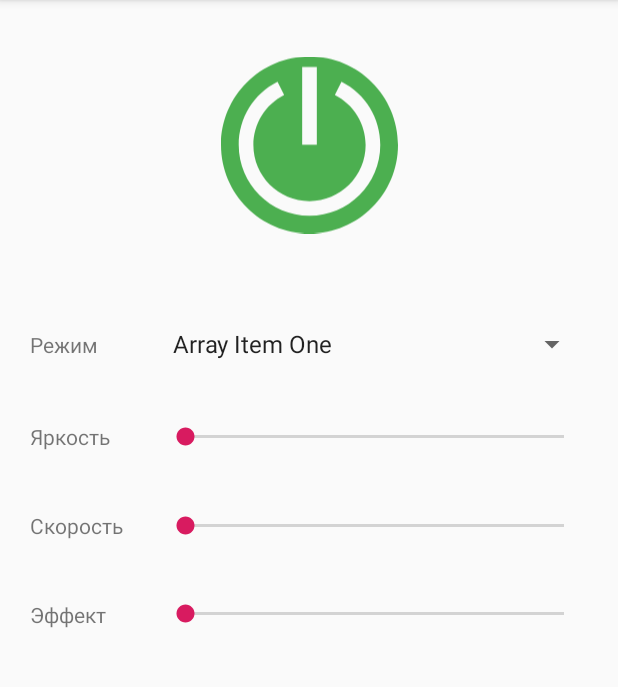
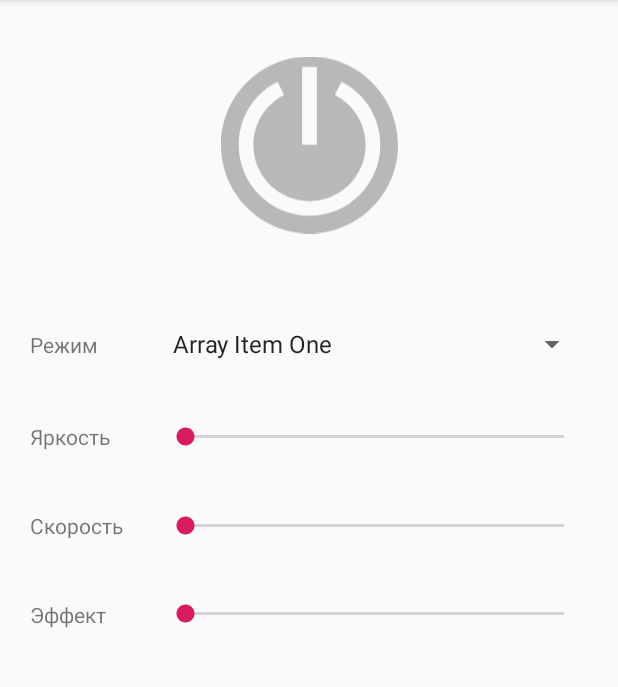
Before and after one commit to ifgesha/LavaLamp, an Android app: the screen it shows after launch (MainActivity), after a tap on an icon or button, on a phone screen of 412 x 824 dp, the part 84-771 px from its top. Run offline under Robolectric (Android 15) with nearby library versions, the phone set to English and light mode, and no system bars.

```diff
--- a/app/src/main/java/com/mirk/gyverlamp/AppCallback.java
+++ /dev/null
@@ -1,5 +0,0 @@
-package com.mirk.gyverlamp;
-
-public interface AppCallback {
-    public void dataHandler(String str);
-}
--- a/app/src/main/java/com/mirk/gyverlamp/MainActivity.java
+++ b/app/src/main/java/com/mirk/gyverlamp/MainActivity.java
@@ -1,34 +1,55 @@
 package com.mirk.gyverlamp;
 
+import android.content.Context;
 import android.content.Intent;
+import android.content.SharedPreferences;
 import android.graphics.drawable.ColorDrawable;
+import android.os.AsyncTask;
 import android.os.Bundle;
 
 import androidx.appcompat.app.AppCompatActivity;
 import androidx.appcompat.widget.Toolbar;
 
-import android.os.Message;
+import android.provider.Settings;
 import android.util.Log;
-import android.view.View;
+import android.view.Gravity;
 import android.view.Menu;
 import android.view.MenuItem;
+import android.view.View;
 import android.widget.ImageButton;
+import android.widget.Toast;
+
+import java.io.IOException;
+import java.net.DatagramPacket;
+import java.net.DatagramSocket;
+import java.net.InetAddress;
+import java.net.SocketException;
+import java.net.UnknownHostException;
+
+import static java.lang.Integer.parseInt;
 
 
-public class MainActivity extends AppCompatActivity  implements AppCallback{
+public class MainActivity extends AppCompatActivity {
 
 
     public boolean connectTitle = false;
-    public boolean powerOn = false;
+    public int power = 0;
+    public int mode = 1;
+    public int brightness = 50;
+    public int speed = 1;
+    public int scale = 1;
 
-    private int SoTimeout = 10000;
-    private int responseSize = 80000;
 
+    public InetAddress lampIp = null;
+    public int lampPort = 0;
+    public int soccetTimeout = 3000;
+    public int responseSize = 8000;
 
     ImageButton imageButton;
 
-    UDP_Client udpClient;
 
+
+    private SharedPreferences lampSettings;
 
     @Override
     protected void onCreate(Bundle savedInstanceState) {
@@ -38,45 +59,93 @@ public class MainActivity extends AppCompatActivity  implements AppCallback{
         setSupportActionBar(toolbar);
 
 
-
-
-        udpClient = new UDP_Client(this);
-        udpClient.setIpPort("192.168.0.104", 8888);
-
-        // Получим текущее состояние
-        udpClient.sendCommand("GET", true);
-        new Thread(udpClient).start();
+        // Получить ip адрес и порт
+        lampSettings = getSharedPreferences("Settings", Context.MODE_PRIVATE);
+        try {
+            lampIp = InetAddress.getByName(lampSettings.getString("lampIp", null));
+        } catch (UnknownHostException e) {
+            e.printStackTrace();
+        }
+        lampPort = lampSettings.getInt("lampPort", 0);
+        Log.i("lampSettings", "ip="+ lampIp.toString() + " port="+lampPort);
 
 
 
-        // Включение лампы
+         // Проверить сокдинение с лампой при запуске приложения
+        new TaskUDP().execute("GET", "need_response");
+
+
+       // Toast.makeText(this,"Не настроен IP / порт", Toast.LENGTH_LONG).show();
+
+        // Включение/Включение лампы
         imageButton = findViewById(R.id.buttonPower);
-
         imageButton.setOnClickListener(new View.OnClickListener()
         {
             public void onClick(View v)
             {
 
                 Log.i("lamp", "Click ");
+                // меняем изображение на кнопке
+                if (power == 1){
+                    new TaskUDP().execute("P_OFF", "need_response");
+                } else {
+                    new TaskUDP().execute("P_ON", "need_response");
+                }
 
-                // меняем изображение на кнопке
-                if (powerOn){
-                    imageButton.setColorFilter( getResources().getColor(R.color.colorNoConnect));
-                    udpClient.sendCommand("P_OFF");
-                    new Thread(udpClient).start();
-                } else {
-                    imageButton.setColorFilter(getResources().getColor(R.color.colorPowerOn));
-                    udpClient.sendCommand("P_ON");
-                    new Thread(udpClient).start();
-                }
-                powerOn = !powerOn;
             }
         });
 
 
+
     }
 
+    // Обновить интерфейс
+    public void updateUI(String str){
 
+        // Не настроен коннект
+        if("noIpPort".contains(str)){
+            Toast.makeText(this,"Не настроен IP / порт", Toast.LENGTH_LONG).show();
+            return;
+        }
+
+
+        // Нет подключения
+        if(str == null){
+            setTitle(getString(R.string.app_name) + " - " + getString(R.string.connect_no));
+            getSupportActionBar().setBackgroundDrawable(
+                    new ColorDrawable(getResources().getColor(R.color.colorNoConnect))
+            );
+            imageButton.setColorFilter( getResources().getColor(R.color.colorNoConnect));
+            return;
+        }
+
+        // Есть подключение
+        setTitle(getString(R.string.app_name) + " - " + getString(R.string.connect_ok) );
+        getSupportActionBar().setBackgroundDrawable(
+                new ColorDrawable( getResources().getColor(R.color.colorPowerOn) )
+        );
+
+        // Парсим ответ
+        String[] resp = str.split("\\s+");   //CURR 1 102 29 5 1
+
+        // Текущее состояние
+        if("CURR".contains(resp[0])) {
+            mode = parseInt(resp[1]);
+            brightness = parseInt(resp[2]);
+            speed = parseInt(resp[3]);
+            scale = parseInt(resp[4]);
+            power = parseInt(resp[5]);
+
+            // Обновить UI
+            if (power == 1){
+                imageButton.setColorFilter(getResources().getColor(R.color.colorPowerOn));
+            } else {
+                imageButton.setColorFilter( getResources().getColor(R.color.colorNoConnect));
+            }
+
+        }
+
+    }
 
 
     @Override
@@ -86,65 +155,29 @@ public class MainActivity extends AppCompatActivity  implements AppCallback{
         return true;
     }
 
+    // Мен. ...
     @Override
     public boolean onOptionsItemSelected(MenuItem item) {
-        // Handle action bar item clicks here. The action bar will
-        // automatically handle clicks on the Home/Up button, so long
-        // as you specify a parent activity in AndroidManifest.xml.
+
         int id = item.getItemId();
-
-        udpClient.sendCommand("GET", true);
-        new Thread(udpClient).start();
+        Intent intent = new Intent();
 
 
-        //noinspection SimplifiableIfStatement
         if (id == R.id.action_sleep) {
-            showSleepActivity();
-            return true;
+             intent = new Intent(this, SleepActivity.class);
         }
 
-        return super.onOptionsItemSelected(item);
-    }
-
-
-
-    // Проверим зарегистрировано ли приложение
-    // Показать активити регистрации
-    public void showSleepActivity(){
-        Intent intent = new Intent(this, SleepActivity.class);
-        startActivity(intent);
-    }
-
-
-    @Override
-    public void dataHandler(String str) {
-        Log.i("dataHandler", str);
-
-        // Есть подключение
-        if(str != null){
-
-            if(!connectTitle){
-                connectTitle = true;
-                setTitle(getString(R.string.app_name) + " - " + getString(R.string.connect_ok) );
-                getSupportActionBar().setBackgroundDrawable(
-                        new ColorDrawable( getResources().getColor(R.color.colorPowerOn) )
-                );
-            }
-
-
-        // Нет подключения
-        }else{
-
-            if(connectTitle){
-                connectTitle = false;
-                setTitle(getString(R.string.app_name) + " - " + getString(R.string.connect_no) );
-                getSupportActionBar().setBackgroundDrawable(
-                        new ColorDrawable( getResources().getColor(R.color.colorNoConnect) )
-                );
-            }
-
+        if (id == R.id.action_lamp_setup) {
+            intent = new Intent(this, IpPortActivity.class);
         }
 
+        if (id == R.id.action_alarm) {
+            intent = new Intent(this, AlarmActivity.class);
+        }
+
+        startActivity(intent);
+
+        return true;
 
     }
 
@@ -152,4 +185,67 @@ public class MainActivity extends AppCompatActivity  implements AppCallback{
 
 
 
+    class TaskUDP extends AsyncTask<String, String, String> {
+
+        boolean need_response = false;
+
+        @Override
+        protected String doInBackground(String... params) {
+
+            if(lampIp.isLoopbackAddress() || lampPort < 1){
+                need_response = true;
+                return "noIpPort";
+            }
+
+            Log.d("UDP client", "doInBackground" );
+            String responce = null;
+            try {
+                // Отправка UDP запроса
+                DatagramSocket udpSocket = new DatagramSocket(lampPort);
+                byte[] buf = params[0].getBytes();
+                DatagramPacket sp = new DatagramPacket(buf, buf.length, lampIp, lampPort);
+                udpSocket.send(sp);
+                Log.i("UDP client", "send:" +params[0] );
+
+                // Получение UDP ответа от лампы если нужно
+                if("need_response".contains(params[1])) {
+                    need_response = true;
+                    try {
+
+                        byte[] message = new byte[responseSize];
+                        DatagramPacket rp = new DatagramPacket(message, message.length);
+
+                        Log.d("UDP client", "about to wait to receive");
+                        udpSocket.setSoTimeout(soccetTimeout);
+
+                        udpSocket.receive(rp);
+                        responce = new String(message, 0, rp.getLength());
+                        Log.i("UDP client", "Received text: " + responce);
+
+                    } catch (IOException e) {
+                        Log.e("UDP client", "IOException", e);
+                    }
+                }
+                udpSocket.close();
+
+            } catch (SocketException e) {
+                Log.e("SocketOpen", "Error:", e);
+            } catch (UnknownHostException e) {
+                e.printStackTrace();
+            } catch (IOException e) {
+                e.printStackTrace();
+            }
+
+            return responce;
+        }
+
+        @Override
+        protected void onPostExecute(String responce) {
+            if(need_response)
+                updateUI(responce);
+        }
+    }
+
+
+
 }
--- a/app/src/main/java/com/mirk/gyverlamp/UDP_Client.java
+++ /dev/null
@@ -1,96 +0,0 @@
-package com.mirk.gyverlamp;
-
-import android.util.Log;
-
-import java.io.IOException;
-import java.net.DatagramPacket;
-import java.net.DatagramSocket;
-import java.net.InetAddress;
-import java.net.SocketException;
-import java.net.UnknownHostException;
-
-public class UDP_Client implements Runnable {
-    private String cmd;
-    private String ip;
-    private int port;
-    private int SoTimeout = 10000;
-    private int responseSize = 80000;
-    private boolean needResp = false;
-
-    AppCallback caller;
-
-
-    public UDP_Client(AppCallback caller) {
-        super();
-        this.caller = caller;
-    }
-
-
-    public void setIpPort (String _ip, int _port){
-       ip = _ip;
-       port = _port;
-    }
-
-    public void sendCommand(String command){
-        cmd = command;
-        needResp = false;
-    }
-
-    public void sendCommand(String command, boolean needResponse){
-        cmd = command;
-        needResp = needResponse;
-    }
-
-
-    @Override
-    public void run() {
-
-        try {
-
-            // Отправка UDP запроса
-            DatagramSocket udpSocket = new DatagramSocket(port);
-            InetAddress serverAddr = InetAddress.getByName(ip);
-            byte[] buf = cmd.getBytes();
-            DatagramPacket sp = new DatagramPacket(buf, buf.length,serverAddr, port);
-            udpSocket.send(sp);
-
-            // Получение UDP ответа от лампы
-            if(needResp){
-                try {
-                    String responce = null;
-                    byte[] message = new byte[responseSize];
-                    DatagramPacket rp = new DatagramPacket(message,message.length);
-
-                    Log.d("UDP client: ", "about to wait to receive");
-                    udpSocket.setSoTimeout(SoTimeout);
-
-                    udpSocket.receive(rp);
-                    responce = new String(message, 0, rp.getLength());
-                    Log.d("udp", "Received text: " +  responce);
-
-                    // Вызываем обработчик для приеховших данных
-                    if(responce!= null)
-                        caller.dataHandler(responce);
-
-                } catch (IOException e) {
-                    caller.dataHandler(null);
-                    Log.e("udp", " UDP client has IOException", e);
-                }
-
-            }
-
-            udpSocket.close();
-
-        } catch (SocketException e) {
-            Log.e("Socket Open:", "Error:", e);
-        } catch (UnknownHostException e) {
-            e.printStackTrace();
-        } catch (IOException e) {
-            e.printStackTrace();
-        }
-    }
-
-
-
-
-}
--- a/app/src/main/res/menu/menu_main.xml
+++ b/app/src/main/res/menu/menu_main.xml
@@ -5,19 +5,19 @@
     <item
         android:id="@+id/action_alarm"
         android:orderInCategory="100"
-        android:title="Будильник"
+        android:title="@string/alarm"
         app:showAsAction="never" />
 
     <item
         android:id="@+id/action_sleep"
         android:orderInCategory="100"
-        android:title="Автовыключение"
+        android:title="@string/sleep"
         app:showAsAction="never" />
 
     <item
         android:id="@+id/action_lamp_setup"
         android:orderInCategory="100"
-        android:title="Настройки"
+        android:title="@string/setup"
         app:showAsAction="never" />
 
 
--- a/app/src/main/res/values/strings.xml
+++ b/app/src/main/res/values/strings.xml
@@ -3,6 +3,9 @@
     <string name="action_settings">Settings</string>
     <string name="connect_no">нет подключения</string>
     <string name="connect_ok">подключено</string>
+    <string name="setup">Настройка</string>
+    <string name="sleep">Автовыключение</string>
+    <string name="alarm">Будильник</string>
 
     <string-array name="array_name">
         <item name="d1">Array Item One</item>
```
Also changed, not shown: app/src/main/AndroidManifest.xml (+15 -5 lines), app/src/main/java/com/mirk/gyverlamp/AlarmActivity.java (added, +14 -0 lines), app/src/main/java/com/mirk/gyverlamp/IpPortActivity.java (added, +14 -0 lines), app/src/main/res/layout/activity_alarm.xml (added, +9 -0 lines), app/src/main/res/layout/activity_ip_port.xml (added, +9 -0 lines).
